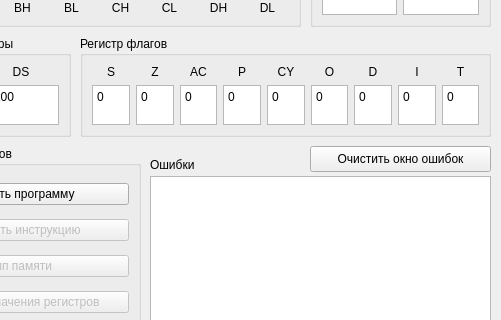
First picture: the form in mainwindow.ui, repository LabradorWithShades/SAD, before the edit; both pictures show x 440 to 941 and y 114 to 434 of the 941 by 596 pixel window.
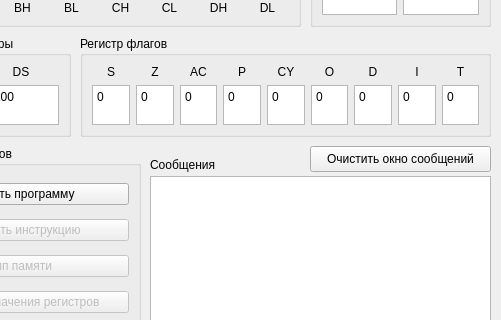
Second picture: the form after the edit.

Commit message: More functionality - Added label recognition and removal - Added mov operation stub - Something else I may have forgotten

What changed in the file:
```diff
--- a/mainwindow.ui
+++ b/mainwindow.ui
@@ -517,12 +517,12 @@
      <rect>
       <x>590</x>
       <y>270</y>
-      <width>58</width>
+      <width>81</width>
       <height>18</height>
      </rect>
     </property>
     <property name="text">
-     <string>Ошибки</string>
+     <string>Сообщения</string>
     </property>
    </widget>
    <widget class="QPushButton" name="pbClearLog">
@@ -535,7 +535,7 @@
      </rect>
     </property>
     <property name="text">
-     <string>Очистить окно ошибок</string>
+     <string>Очистить окно сообщений</string>
     </property>
    </widget>
    <widget class="QGroupBox" name="currentExec">
```
The commit also changes 2 other files.
